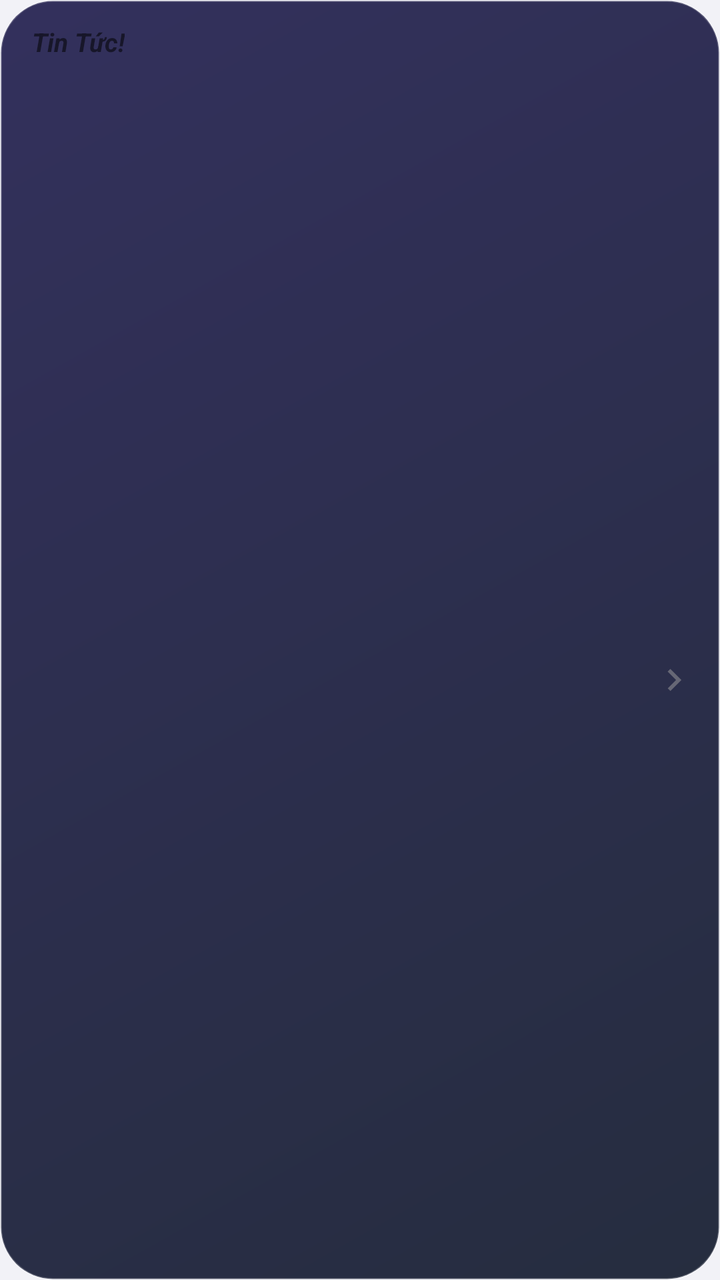
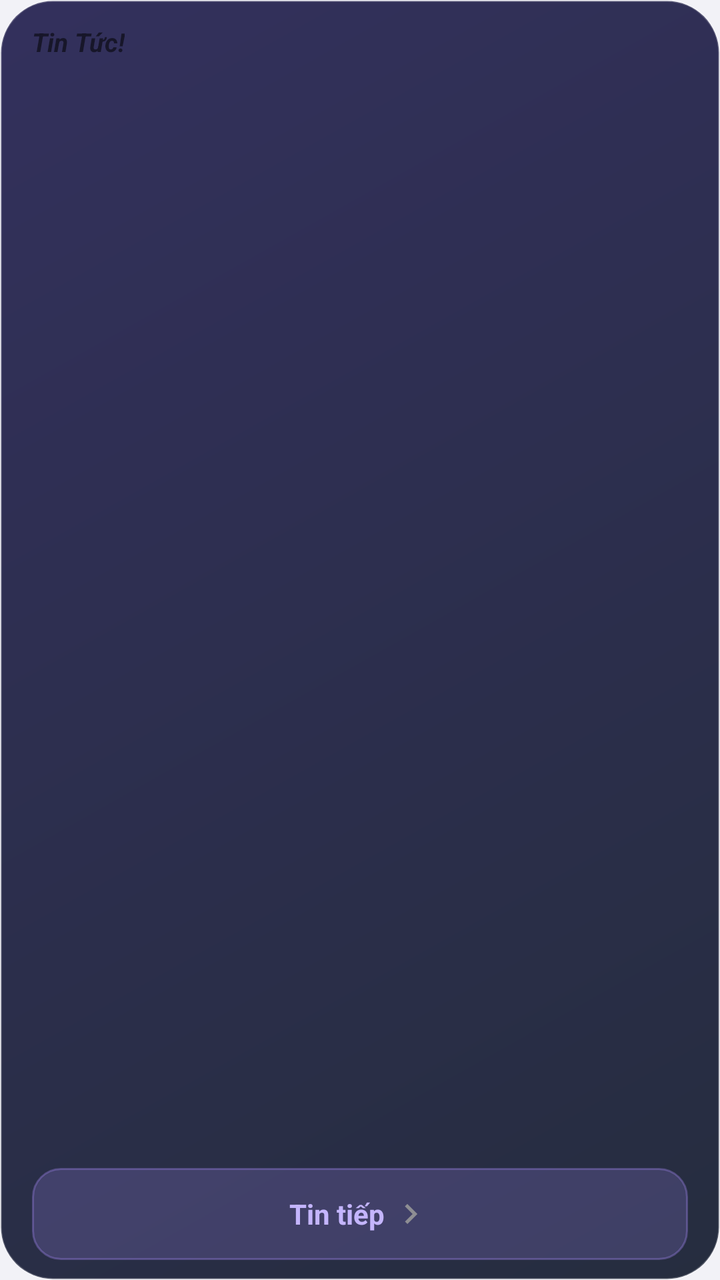

Compare the two renders of this Android layout. The source of the first and the diff that turns it into the second are given below.
<!-- AndroidManifest.xml: another module's application theme AppTheme -->
<!-- res/layout/widget_news_dark.xml -->
<?xml version="1.0" encoding="utf-8"?>
<LinearLayout xmlns:android="http://schemas.android.com/apk/res/android"
    android:layout_width="match_parent"
    android:layout_height="match_parent"
    android:background="@drawable/widget_bg_dark"
    android:orientation="vertical"
    android:paddingStart="16dp"
    android:paddingTop="12dp"
    android:paddingEnd="8dp"
    android:paddingBottom="10dp">

    <LinearLayout
        android:id="@+id/header"
        android:layout_width="match_parent"
        android:layout_height="wrap_content"
        android:gravity="center_vertical"
        android:orientation="horizontal">

        <TextView
            android:id="@+id/brand"
            android:layout_width="wrap_content"
            android:layout_height="wrap_content"
            android:text="Tin Tức!"
            android:textSize="13sp"
            android:textStyle="bold|italic" />

        <TextView
            android:id="@+id/count"
            android:layout_width="0dp"
            android:layout_height="wrap_content"
            android:layout_weight="1"
            android:gravity="end"
            android:paddingEnd="8dp"
            android:textColor="#94A3B8"
            android:textSize="11sp" />
    </LinearLayout>

    <TextView
        android:id="@+id/meta"
        android:layout_width="match_parent"
        android:layout_height="wrap_content"
        android:layout_marginTop="6dp"
        android:ellipsize="end"
        android:maxLines="1"
        android:textColor="#94A3B8"
        android:textSize="11sp" />

    <LinearLayout
        android:layout_width="match_parent"
        android:layout_height="0dp"
        android:layout_weight="1"
        android:gravity="center_vertical"
        android:orientation="horizontal">

        <LinearLayout
            android:layout_width="0dp"
            android:layout_height="wrap_content"
            android:layout_weight="1"
            android:orientation="vertical">

        <TextView
            android:id="@+id/headline"
            android:layout_width="match_parent"
            android:layout_height="wrap_content"
            android:ellipsize="end"
            android:maxLines="3"
            android:textColor="#F1F5F9"
            android:textSize="16sp"
            android:textStyle="bold" />

        <TextView
            android:id="@+id/summary"
            android:layout_width="match_parent"
            android:layout_height="wrap_content"
            android:layout_marginTop="4dp"
            android:ellipsize="end"
            android:textColor="#94A3B8"
            android:textSize="13sp"
            android:visibility="gone" />
        </LinearLayout>

        <ImageView
            android:id="@+id/btn_next"
            android:layout_width="30dp"
            android:layout_height="30dp"
            android:alpha="0.6"
            android:contentDescription="Tin tiếp (đánh dấu đã đọc)"
            android:padding="4dp"
            android:src="@drawable/ic_w_next" />
    </LinearLayout>
</LinearLayout>
<!-- resources referenced by this layout -->
<resources>
  <!-- drawable ic_w_next (drawable) -->
  <vector xmlns:android="http://schemas.android.com/apk/res/android" android:width="24dp" android:height="24dp" android:viewportWidth="24" android:viewportHeight="24">
      <path android:fillColor="#8E8E93" android:pathData="M10,6L8.59,7.41 13.17,12l-4.58,4.59L10,18l6,-6z"/>
  </vector>
  <!-- drawable widget_bg_dark (drawable) -->
  <?xml version="1.0" encoding="utf-8"?>
  <shape xmlns:android="http://schemas.android.com/apk/res/android" android:shape="rectangle">
      <corners android:radius="26dp" />
      <gradient android:angle="315" android:startColor="#E61E1B4B" android:endColor="#E60F172A" />
      <stroke android:width="1dp" android:color="#33FFFFFF" />
  </shape>
  <style name="AppTheme" parent="android:Theme.Material.Light.NoActionBar">
          <item name="android:windowBackground">@color/bg</item>
          <item name="android:colorAccent">#FF007AFF</item>
          <item name="android:colorPrimary">#FFF2F2F7</item>
      </style>
  <color name="bg">#FFF2F2F7</color>
</resources>

<!-- the commit's change to res/layout/widget_news_dark.xml (unified diff, before → after) -->
@@ -6,7 +6,7 @@
     android:orientation="vertical"
     android:paddingStart="16dp"
     android:paddingTop="12dp"
-    android:paddingEnd="8dp"
+    android:paddingEnd="16dp"
     android:paddingBottom="10dp">
 
     <LinearLayout
@@ -30,7 +30,6 @@
             android:layout_height="wrap_content"
             android:layout_weight="1"
             android:gravity="end"
-            android:paddingEnd="8dp"
             android:textColor="#94A3B8"
             android:textSize="11sp" />
     </LinearLayout>
@@ -50,13 +49,7 @@
         android:layout_height="0dp"
         android:layout_weight="1"
         android:gravity="center_vertical"
-        android:orientation="horizontal">
-
-        <LinearLayout
-            android:layout_width="0dp"
-            android:layout_height="wrap_content"
-            android:layout_weight="1"
-            android:orientation="vertical">
+        android:orientation="vertical">
 
         <TextView
             android:id="@+id/headline"
@@ -77,15 +70,31 @@
             android:textColor="#94A3B8"
             android:textSize="13sp"
             android:visibility="gone" />
-        </LinearLayout>
+    </LinearLayout>
+
+    
+    <LinearLayout
+        android:id="@+id/btn_next"
+        android:layout_width="match_parent"
+        android:layout_height="46dp"
+        android:layout_marginTop="6dp"
+        android:background="@drawable/widget_next_bar_dark"
+        android:contentDescription="Tin tiếp (đánh dấu đã đọc)"
+        android:gravity="center"
+        android:orientation="horizontal">
+
+        <TextView
+            android:layout_width="wrap_content"
+            android:layout_height="wrap_content"
+            android:text="Tin tiếp"
+            android:textColor="#C4B5FD"
+            android:textSize="14sp"
+            android:textStyle="bold" />
 
         <ImageView
-            android:id="@+id/btn_next"
-            android:layout_width="30dp"
-            android:layout_height="30dp"
-            android:alpha="0.6"
-            android:contentDescription="Tin tiếp (đánh dấu đã đọc)"
-            android:padding="4dp"
+            android:layout_width="20dp"
+            android:layout_height="20dp"
+            android:layout_marginStart="3dp"
             android:src="@drawable/ic_w_next" />
     </LinearLayout>
 </LinearLayout>
<!-- resource entries referenced after the edit -->
@@ -11,6 +11,13 @@
       <gradient android:angle="315" android:startColor="#E61E1B4B" android:endColor="#E60F172A" />
       <stroke android:width="1dp" android:color="#33FFFFFF" />
   </shape>
+  <!-- drawable widget_next_bar_dark (drawable) -->
+  <?xml version="1.0" encoding="utf-8"?>
+  <shape xmlns:android="http://schemas.android.com/apk/res/android" android:shape="rectangle">
+      <corners android:radius="14dp" />
+      <solid android:color="#33A78BFA" />
+      <stroke android:width="1dp" android:color="#55A78BFA" />
+  </shape>
   <style name="AppTheme" parent="android:Theme.Material.Light.NoActionBar">
           <item name="android:windowBackground">@color/bg</item>
           <item name="android:colorAccent">#FF007AFF</item>
